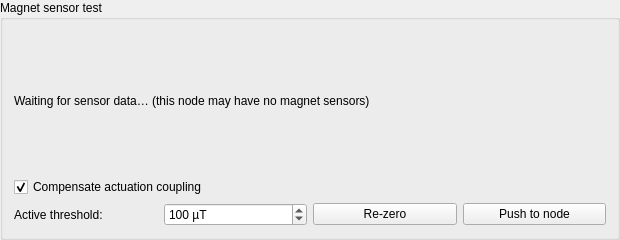
Above: src/gui/ui/sensor_tester.ui from techandpeople/SoftEdIBO before the change. Below: the same form after it.
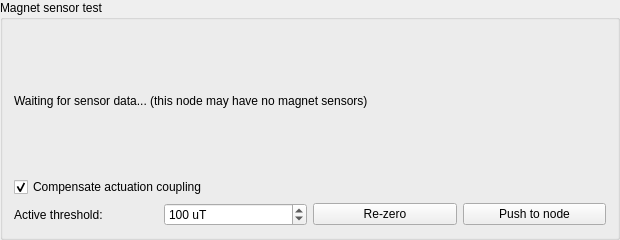
That is the form after the change.

What changed in the file:
```diff
--- a/src/gui/ui/sensor_tester.ui
+++ b/src/gui/ui/sensor_tester.ui
@@ -16,7 +16,7 @@
   <layout class="QVBoxLayout" name="main_layout">
    <item>
     <widget class="QLabel" name="status_label">
-     <property name="text"><string>Waiting for sensor data… (this node may have no magnet sensors)</string></property>
+     <property name="text"><string>Waiting for sensor data... (this node may have no magnet sensors)</string></property>
     </widget>
    </item>
    <item>
@@ -41,8 +41,8 @@
       <widget class="QDoubleSpinBox" name="threshold_spin">
        <property name="whatsThis"><string>A sensor counts as touched once its reading (µT) reaches this value. Lower = more sensitive. Set it above the resting values (near 0 after a Re-zero) and below a real press. Push to node applies it to the board.
 
-This is the single touch threshold: the node's own detection uses it, and the pressure-compensated detection (coupling) falls back to it — there is no separate threshold in the coupling dialog. To pick it: press the skin and note a real touch's peak µT; then, with compensation on, inflate/deflate and note the largest residual that leaks through; set it between (e.g. touch ~120-180, residual ~30-50 → ~80-120). The Margin and transition guard cover actuation, so tune this for the steady touch-vs-noise case. The firmware default 300 is often too high (a touch is ~100 µT) — start lower and adjust in ~20-30 µT steps.</string></property>
-       <property name="suffix"><string> µT</string></property>
+This is the single touch threshold: the node's own detection uses it, and the pressure-compensated detection (coupling) falls back to it - there is no separate threshold in the coupling dialog. To pick it: press the skin and note a real touch's peak uT; then, with compensation on, inflate/deflate and note the largest residual that leaks through; set it between (e.g. touch ~120-180, residual ~30-50 -> ~80-120). The Margin and transition guard cover actuation, so tune this for the steady touch-vs-noise case. The firmware default 300 is often too high (a touch is ~100 uT) - start lower and adjust in ~20-30 uT steps.</string></property>
+       <property name="suffix"><string> uT</string></property>
        <property name="decimals"><number>0</number></property>
        <property name="minimum"><double>1.000000000000000</double></property>
        <property name="maximum"><double>2000.000000000000000</double></property>
```
Left out of the diff: 8 changed lines with no effect on the pictures.
